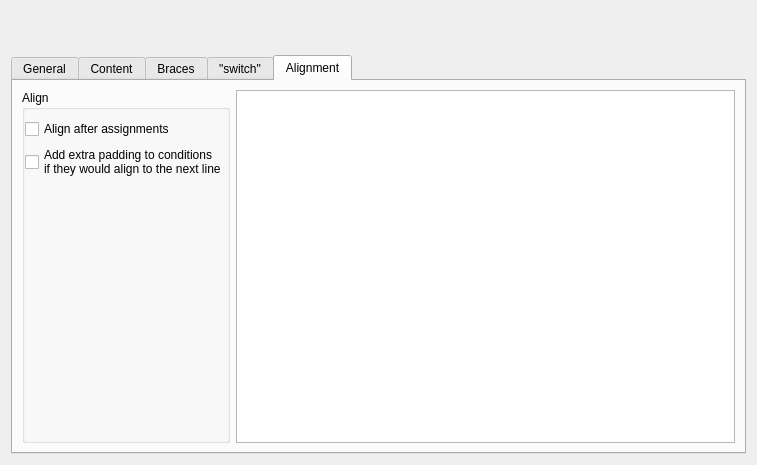
First picture: the form in src/plugins/cpptools/cppcodestylesettingspage.ui, repository qt-creator/qt-creator, before the edit.
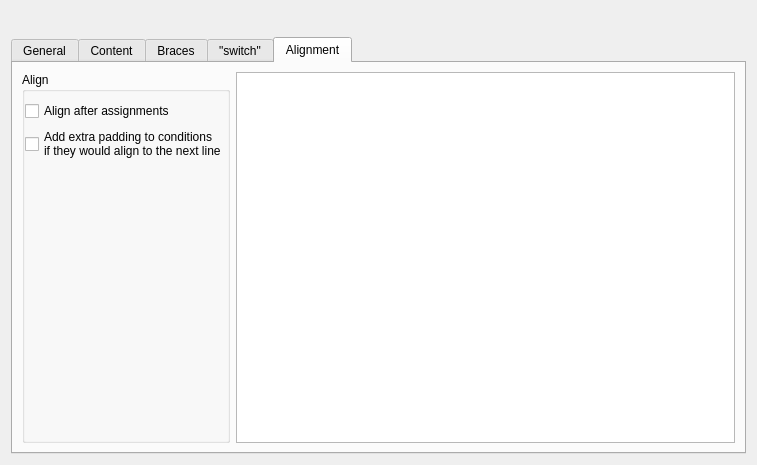
Second picture: the form after the edit. Custom widgets are drawn as their Qt base class.

```diff
--- a/src/plugins/cpptools/cppcodestylesettingspage.ui
+++ b/src/plugins/cpptools/cppcodestylesettingspage.ui
@@ -17,7 +17,7 @@
    <item>
     <widget class="QWidget" name="fallbackContainer" native="true">
      <layout class="QHBoxLayout" name="fallbackLayout">
-      <property name="leftMargin">
+      <property name="margin">
        <number>0</number>
       </property>
       <item>
```
